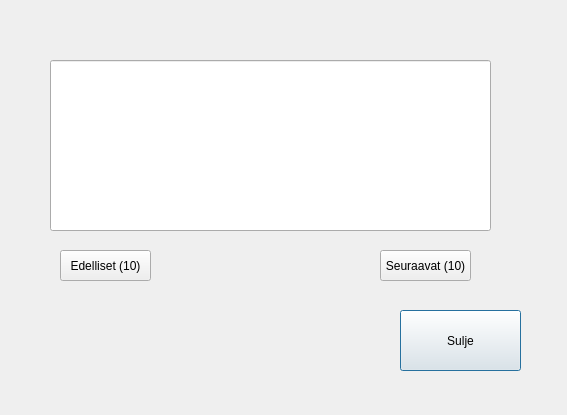
First picture: the form in bankautomat/consoletilitapahtumat.ui, repository tvt21kmo-bank-project/group_5, before the edit.
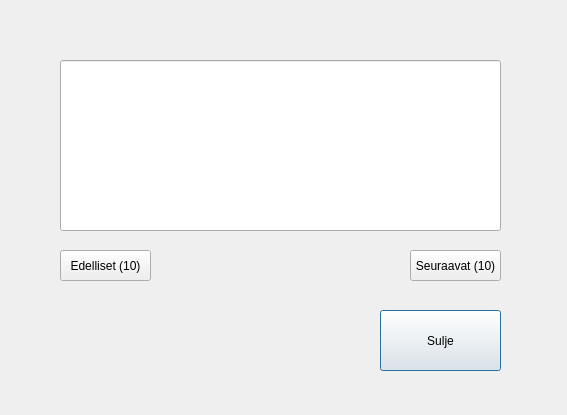
Second picture: the form after the edit.

What changed in the file:
```diff
--- a/bankautomat/consoletilitapahtumat.ui
+++ b/bankautomat/consoletilitapahtumat.ui
@@ -16,7 +16,7 @@
   <widget class="QPushButton" name="btnSulje">
    <property name="geometry">
     <rect>
-     <x>400</x>
+     <x>380</x>
      <y>310</y>
      <width>121</width>
      <height>61</height>
@@ -29,7 +29,7 @@
   <widget class="QLineEdit" name="lineEditTapahtumat">
    <property name="geometry">
     <rect>
-     <x>50</x>
+     <x>60</x>
      <y>60</y>
      <width>441</width>
      <height>171</height>
@@ -52,7 +52,7 @@
   <widget class="QPushButton" name="btnNext10">
    <property name="geometry">
     <rect>
-     <x>380</x>
+     <x>410</x>
      <y>250</y>
      <width>91</width>
      <height>31</height>
```
